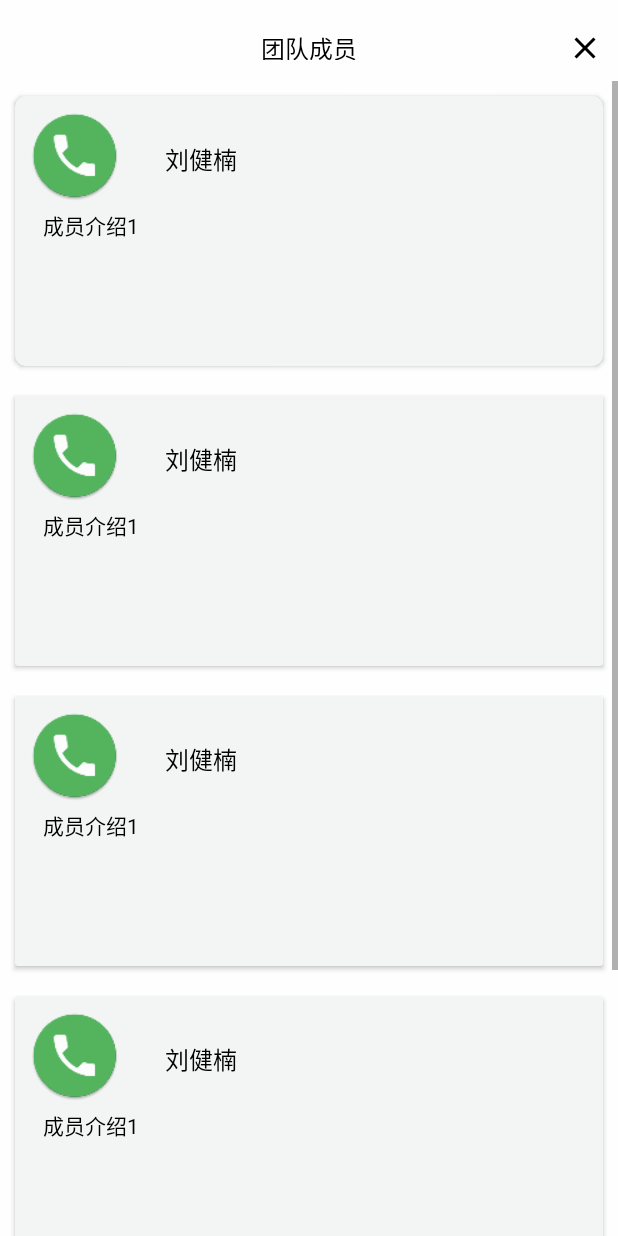
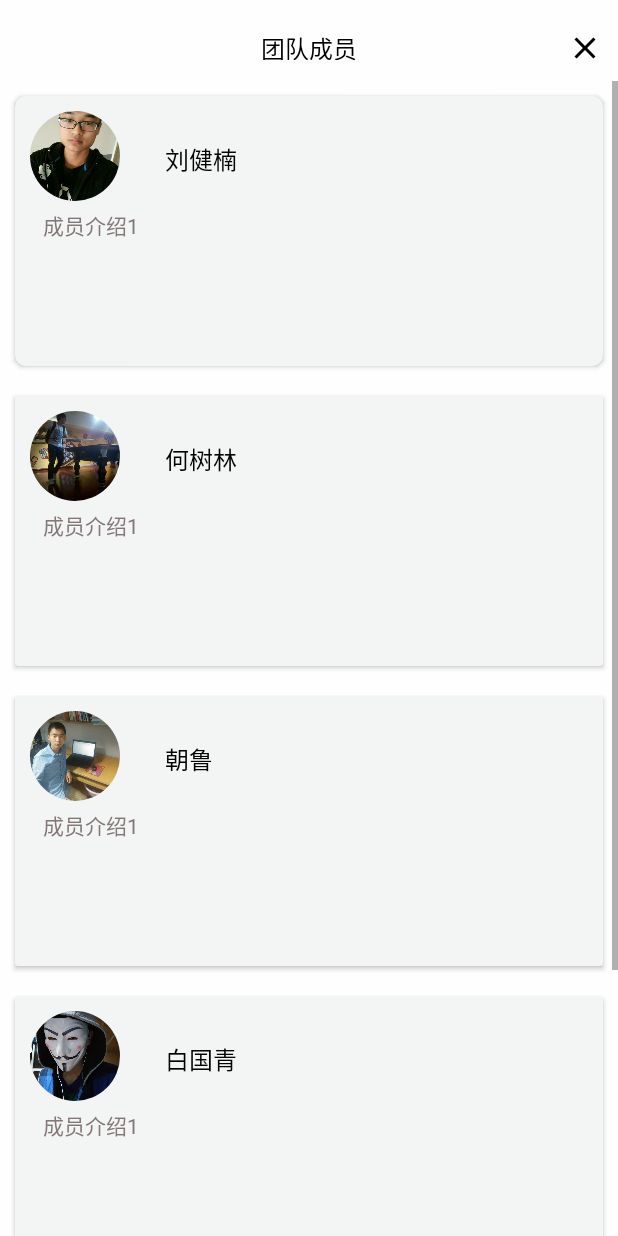
Before and after one commit to iliujiannan/CallingSimulation, an Android app: the layout about_dialog.xml on its own in the app's theme, with its tools: preview values and no code run, on a phone screen of 412 x 824 dp. Run offline under Robolectric (Android 15) with nearby library versions, the phone set to English and light mode, and no system bars.

Commit message:
团队成员

```diff
--- a/app/build.gradle
+++ b/app/build.gradle
@@ -30,4 +30,5 @@ dependencies {
     compile 'com.android.support:cardview-v7:25.3.1'
     compile 'com.squareup.okhttp3:okhttp:3.6.0'
     compile 'com.githang:status-bar-compat:latest.integration'
+    compile 'de.hdodenhof:circleimageview:2.1.0'
 }
--- a/app/src/main/res/layout/about_dialog.xml
+++ b/app/src/main/res/layout/about_dialog.xml
@@ -1,155 +1,211 @@
 <?xml version="1.0" encoding="utf-8"?>
 <LinearLayout xmlns:android="http://schemas.android.com/apk/res/android"
     xmlns:app="http://schemas.android.com/apk/res-auto"
-              android:orientation="vertical"
+    android:layout_width="match_parent"
+    android:layout_height="match_parent"
     android:background="#FEFEFE"
+    android:orientation="vertical">
+
+    <RelativeLayout
         android:layout_width="match_parent"
-              android:layout_height="match_parent">
+        android:layout_height="wrap_content">
 
-    <RelativeLayout android:layout_width="match_parent" android:layout_height="wrap_content">
-        <TextView android:layout_width="match_parent" android:layout_height="20dp"
+        <TextView
+            android:id="@+id/temp"
+            android:layout_width="match_parent"
+            android:layout_height="20dp"
+            android:layout_marginTop="20dp"
+            android:gravity="center"
             android:text="团队成员"
-                  android:id="@+id/temp"
-                  android:gravity="center"
-                  android:textSize="16dp"
+            android:textColor="#000000"
+            android:textSize="16dp" />
+
+        <TextView
+            android:id="@+id/about_dialog_cancel_button"
+            android:layout_width="wrap_content"
+            android:layout_height="wrap_content"
+            android:layout_alignParentRight="true"
+            android:layout_marginRight="10dp"
             android:layout_marginTop="20dp"
-                  android:textColor="#000000"/>
-        <TextView android:layout_width="wrap_content"
-                  android:layout_height="wrap_content"
-                  android:id="@+id/about_dialog_cancel_button"
             android:background="@drawable/ic_clear_black_24dp"
-                  android:gravity="center"
-                  android:layout_marginTop="20dp"
-                  android:layout_marginRight="10dp"
-                  android:layout_alignParentRight="true"
-                  />
+            android:gravity="center" />
     </RelativeLayout>
 
-    <ScrollView android:layout_width="match_parent"
-                android:layout_marginTop="10dp"
-                android:layout_height="wrap_content">
-        <LinearLayout android:layout_width="match_parent"
-                      android:orientation="vertical"
-                      android:layout_height="match_parent">
-            <android.support.v7.widget.CardView android:layout_width="match_parent"
+    <ScrollView
+        android:layout_width="match_parent"
+        android:layout_height="wrap_content"
+        android:layout_marginTop="10dp">
+
+        <LinearLayout
+            android:layout_width="match_parent"
+            android:layout_height="match_parent"
+            android:orientation="vertical">
+
+            <android.support.v7.widget.CardView
+                android:layout_width="match_parent"
+                android:layout_height="180dp"
                 android:layout_margin="10dp"
                 app:cardBackgroundColor="#F3F5F5"
-                                                app:cardCornerRadius="7dp"
-                                                android:layout_height="180dp">
-                <ImageView android:layout_width="60dp"
+                app:cardCornerRadius="7dp">
+
+                <de.hdodenhof.circleimageview.CircleImageView
+                    android:layout_width="60dp"
+                    android:layout_height="60dp"
                     android:layout_marginLeft="10dp"
                     android:layout_marginTop="10dp"
-                           android:src="@mipmap/ic_launcher"
-                           android:layout_height="60dp"/>
-                <TextView android:layout_width="wrap_content" android:layout_height="wrap_content"
-                          android:text="刘健楠"
+                    android:src="@drawable/ljn0" />
+
+                <TextView
+                    android:layout_width="wrap_content"
+                    android:layout_height="wrap_content"
                     android:layout_marginLeft="100dp"
                     android:layout_marginTop="30dp"
-                          android:textSize="16dp"
-                          android:textColor="#000000"/>
-                <TextView android:layout_width="match_parent"
+                    android:text="刘健楠"
+                    android:textColor="#000000"
+                    android:textSize="16dp" />
+
+                <TextView
+                    android:layout_width="match_parent"
                     android:layout_height="wrap_content"
+                    android:layout_marginTop="70dp"
                     android:padding="5dp"
-                          android:layout_marginTop="70dp"
-                          android:textColor="#000000"
+                    android:text="    成员介绍1"
+                    android:textColor="#847676"
                     android:textSize="14dp"
-                          android:text="    成员介绍1"/>
+                    android:id="@+id/textView" />
 
             </android.support.v7.widget.CardView>
-            <android.support.v7.widget.CardView android:layout_width="match_parent"
+
+            <android.support.v7.widget.CardView
+                android:layout_width="match_parent"
+                android:layout_height="180dp"
                 android:layout_margin="10dp"
-                                                app:cardBackgroundColor="#F3F5F5"
-                                                android:layout_height="180dp">
-                <ImageView android:layout_width="60dp"
+                app:cardBackgroundColor="#F3F5F5">
+
+                <de.hdodenhof.circleimageview.CircleImageView
+                    android:layout_width="60dp"
+                    android:layout_height="60dp"
                     android:layout_marginLeft="10dp"
                     android:layout_marginTop="10dp"
-                           android:src="@mipmap/ic_launcher"
-                           android:layout_height="60dp"/>
-                <TextView android:layout_width="wrap_content" android:layout_height="wrap_content"
-                          android:text="刘健楠"
+                    android:src="@drawable/hsl" />
+
+                <TextView
+                    android:layout_width="wrap_content"
+                    android:layout_height="wrap_content"
                     android:layout_marginLeft="100dp"
                     android:layout_marginTop="30dp"
-                          android:textSize="16dp"
-                          android:textColor="#000000"/>
-                <TextView android:layout_width="match_parent"
+                    android:text="何树林"
+                    android:textColor="#000000"
+                    android:textSize="16dp" />
+
+                <TextView
+                    android:layout_width="match_parent"
                     android:layout_height="wrap_content"
+                    android:layout_marginTop="70dp"
                     android:padding="5dp"
-                          android:layout_marginTop="70dp"
-                          android:textColor="#000000"
-                          android:textSize="14dp"
-                          android:text="    成员介绍1"/>
+                    android:text="    成员介绍1"
+                    android:textColor="#847676"
+                    android:textSize="14dp" />
 
             </android.support.v7.widget.CardView>
-            <android.support.v7.widget.CardView android:layout_width="match_parent"
+
+            <android.support.v7.widget.CardView
+                android:layout_width="match_parent"
+                android:layout_height="180dp"
                 android:layout_margin="10dp"
-                                                app:cardBackgroundColor="#F3F5F5"
-                                                android:layout_height="180dp">
-                <ImageView android:layout_width="60dp"
+                app:cardBackgroundColor="#F3F5F5">
+
+                <de.hdodenhof.circleimageview.CircleImageView
+                    android:layout_width="60dp"
+                    android:layout_height="60dp"
                     android:layout_marginLeft="10dp"
                     android:layout_marginTop="10dp"
-                           android:src="@mipmap/ic_launcher"
-                           android:layout_height="60dp"/>
-                <TextView android:layout_width="wrap_content" android:layout_height="wrap_content"
-                          android:text="刘健楠"
+                    android:src="@drawable/cl" />
+
+                <TextView
+                    android:layout_width="wrap_content"
+                    android:layout_height="wrap_content"
                     android:layout_marginLeft="100dp"
                     android:layout_marginTop="30dp"
-                          android:textSize="16dp"
-                          android:textColor="#000000"/>
-                <TextView android:layout_width="match_parent"
+                    android:text="朝鲁"
+                    android:textColor="#000000"
+                    android:textSize="16dp" />
+
+                <TextView
+                    android:layout_width="match_parent"
                     android:layout_height="wrap_content"
+                    android:layout_marginTop="70dp"
                     android:padding="5dp"
-                          android:layout_marginTop="70dp"
-                          android:textColor="#000000"
-                          android:textSize="14dp"
-                          android:text="    成员介绍1"/>
+                    android:text="    成员介绍1"
+                    android:textColor="#847676"
+                    android:textSize="14dp" />
 
             </android.support.v7.widget.CardView>
-            <android.support.v7.widget.CardView android:layout_width="match_parent"
+
+            <android.support.v7.widget.CardView
+                android:layout_width="match_parent"
+                android:layout_height="180dp"
                 android:layout_margin="10dp"
-                                                app:cardBackgroundColor="#F3F5F5"
-                                                android:layout_height="180dp">
-                <ImageView android:layout_width="60dp"
+                app:cardBackgroundColor="#F3F5F5">
+
+                <TextView
+                    android:layout_width="wrap_content"
+                    android:layout_height="wrap_content"
+                    android:layout_marginLeft="100dp"
+                    android:layout_marginTop="30dp"
+                    android:text="白国青"
+                    android:textColor="#000000"
+                    android:textSize="16dp" />
+
+                <TextView
+                    android:layout_width="match_parent"
+                    android:layout_height="wrap_content"
+                    android:layout_marginTop="70dp"
+                    android:padding="5dp"
+                    android:text="    成员介绍1"
+                    android:textColor="#847676"
+                    android:textSize="14dp" />
+
+                <de.hdodenhof.circleimageview.CircleImageView
+                    android:layout_width="60dp"
+                    android:layout_height="60dp"
                     android:layout_marginLeft="10dp"
                     android:layout_marginTop="10dp"
-                           android:src="@mipmap/ic_launcher"
-                           android:layout_height="60dp"/>
-                <TextView android:layout_width="wrap_content" android:layout_height="wrap_content"
-                          android:text="刘健楠"
+                    android:src="@drawable/bgq2"
+                    android:id="@+id/imageView" />
+
+            </android.support.v7.widget.CardView>
+
+            <android.support.v7.widget.CardView
+                android:layout_width="match_parent"
+                android:layout_height="180dp"
+                android:layout_margin="10dp"
+                app:cardBackgroundColor="#F3F5F5">
+
+                <ImageView
+                    android:layout_width="60dp"
+                    android:layout_height="60dp"
+                    android:layout_marginLeft="10dp"
+                    android:layout_marginTop="10dp"
+                    android:src="@mipmap/ic_launcher" />
+
+                <TextView
+                    android:layout_width="wrap_content"
+                    android:layout_height="wrap_content"
                     android:layout_marginLeft="100dp"
                     android:layout_marginTop="30dp"
-                          android:textSize="16dp"
-                          android:textColor="#000000"/>
-                <TextView android:layout_width="match_parent"
+                    android:text="赵一曼"
+                    android:textColor="#000000"
+                    android:textSize="16dp" />
+
+                <TextView
+                    android:layout_width="match_parent"
                     android:layout_height="wrap_content"
+                    android:layout_marginTop="70dp"
                     android:padding="5dp"
-                          android:layout_marginTop="70dp"
-                          android:textColor="#000000"
-                          android:textSize="14dp"
-                          android:text="    成员介绍1"/>
-
-            </android.support.v7.widget.CardView>
-            <android.support.v7.widget.CardView android:layout_width="match_parent"
-                                                android:layout_margin="10dp"
-                                                app:cardBackgroundColor="#F3F5F5"
-                                                android:layout_height="180dp">
-                <ImageView android:layout_width="60dp"
-                           android:layout_marginLeft="10dp"
-                           android:layout_marginTop="10dp"
-                           android:src="@mipmap/ic_launcher"
-                           android:layout_height="60dp"/>
-                <TextView android:layout_width="wrap_content" android:layout_height="wrap_content"
-                          android:text="刘健楠"
-                          android:layout_marginLeft="100dp"
-                          android:layout_marginTop="30dp"
-                          android:textSize="16dp"
-                          android:textColor="#000000"/>
-                <TextView android:layout_width="match_parent"
-                          android:layout_height="wrap_content"
-                          android:padding="5dp"
-                          android:layout_marginTop="70dp"
-                          android:textColor="#000000"
-                          android:textSize="14dp"
-                          android:text="    成员介绍1"/>
+                    android:text="    成员介绍1"
+                    android:textColor="#847676"
+                    android:textSize="14dp" />
 
             </android.support.v7.widget.CardView>
         </LinearLayout>
```
Also changed, not shown: app/src/main/res/drawable-xhdpi/bgq.jpg (added), app/src/main/res/drawable-xhdpi/bgq2.jpg (added), app/src/main/res/drawable-xhdpi/cl.jpg (added), app/src/main/res/drawable-xhdpi/hsl.jpg (added), app/src/main/res/drawable-xhdpi/ljn.jpg (added), app/src/main/res/drawable-xhdpi/ljn0.jpg (added), 2 other files. Lines whose indentation alone changed are shown as unchanged.
